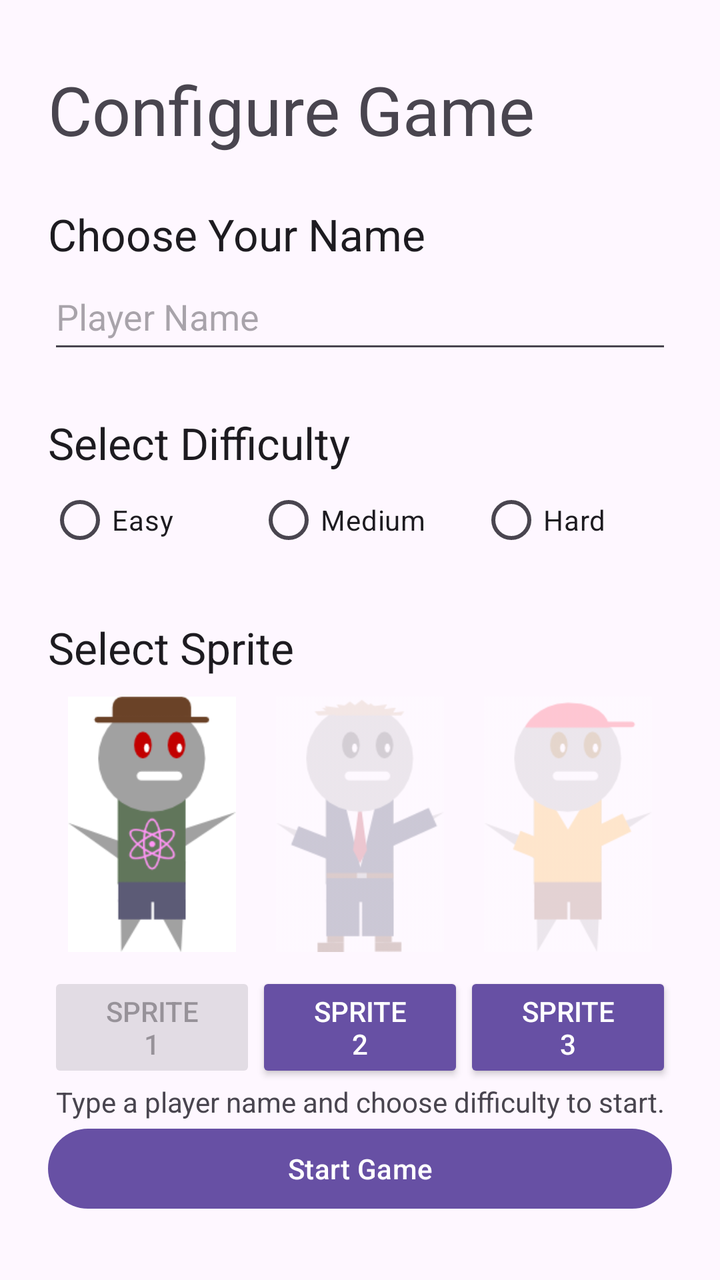
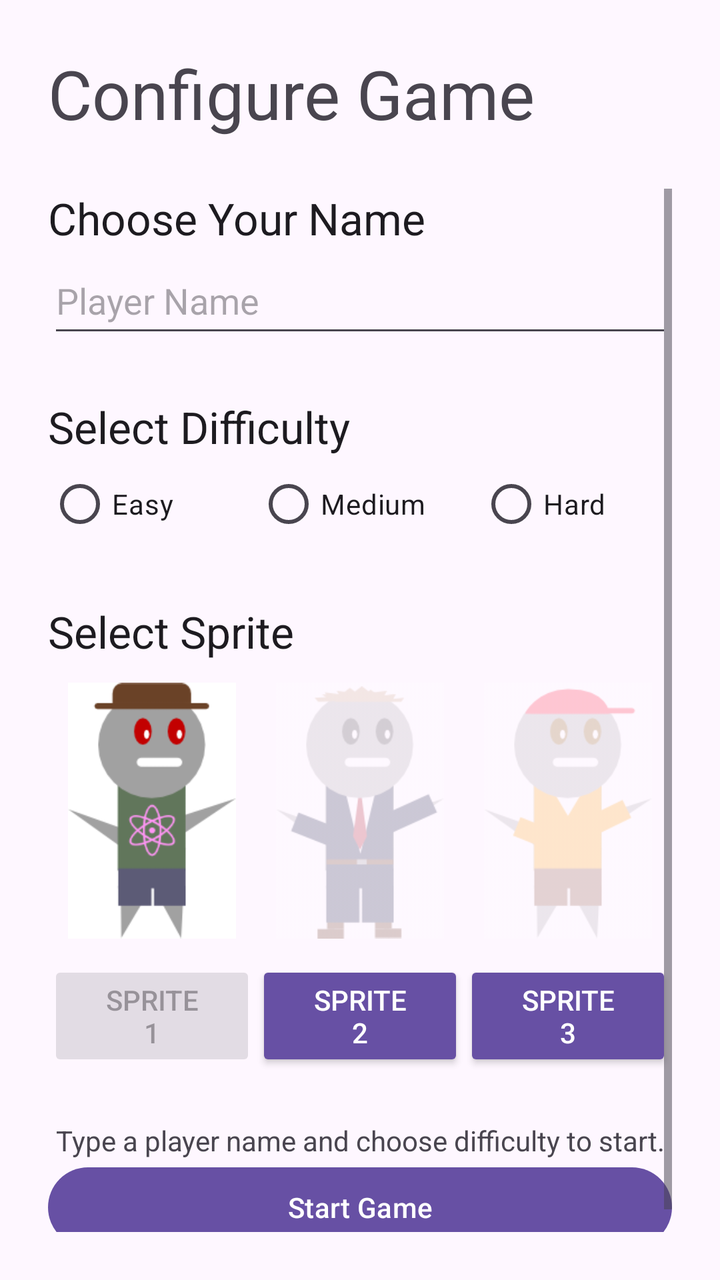

Before-and-after screenshots of an Android layout around one commit, followed by the original layout XML and the change that was made.
<!-- AndroidManifest.xml: application theme Theme.CS2340C_Team28 -->
<!-- res/layout/activity_config_screen.xml -->
<?xml version="1.0" encoding="utf-8"?>
<androidx.constraintlayout.widget.ConstraintLayout xmlns:android="http://schemas.android.com/apk/res/android"
    xmlns:app="http://schemas.android.com/apk/res-auto"
    xmlns:tools="http://schemas.android.com/tools"
    android:layout_width="match_parent"
    android:layout_height="match_parent"
    tools:context=".activities.ConfigScreenActivity">

    <LinearLayout
        android:layout_width="0dp"
        android:layout_height="0dp"
        android:layout_marginStart="24dp"
        android:layout_marginTop="32dp"
        android:layout_marginEnd="24dp"
        android:layout_marginBottom="32dp"
        android:orientation="vertical"
        app:layout_constraintBottom_toBottomOf="parent"
        app:layout_constraintEnd_toEndOf="parent"
        app:layout_constraintStart_toStartOf="parent"
        app:layout_constraintTop_toTopOf="parent">

        <TextView
            android:id="@+id/textView2"
            android:layout_width="match_parent"
            android:layout_height="wrap_content"
            android:text="Configure Game"
            android:textAppearance="@style/TextAppearance.AppCompat.Display1" />

        <Space
            android:layout_width="match_parent"
            android:layout_height="25dp" />

        <TextView
            android:id="@+id/textView5"
            android:layout_width="match_parent"
            android:layout_height="wrap_content"
            android:text="Choose Your Name"
            android:textAppearance="@style/TextAppearance.AppCompat.Large" />

        <EditText
            android:id="@+id/playerNameEditText"
            android:layout_width="match_parent"
            android:layout_height="50dp"
            android:ems="10"
            android:hint="Player Name"
            android:imeOptions="actionDone"
            android:importantForAccessibility="no"
            android:inputType="text" />

        <Space
            android:layout_width="match_parent"
            android:layout_height="25dp" />

        <TextView
            android:id="@+id/textView4"
            android:layout_width="match_parent"
            android:layout_height="wrap_content"
            android:text="Select Difficulty"
            android:textAppearance="@style/TextAppearance.AppCompat.Large" />

        <RadioGroup
            android:id="@+id/radioGroup"
            android:layout_width="match_parent"
            android:layout_height="wrap_content"
            android:orientation="horizontal">

            <RadioButton
                android:id="@+id/radioButton1"
                android:layout_width="102dp"
                android:layout_height="wrap_content"
                android:layout_weight="1"
                android:text="Easy" />

            <RadioButton
                android:id="@+id/radioButton2"
                android:layout_width="109dp"
                android:layout_height="wrap_content"
                android:layout_weight="1"
                android:text="Medium" />

            <RadioButton
                android:id="@+id/radioButton3"
                android:layout_width="94dp"
                android:layout_height="wrap_content"
                android:layout_weight="1"
                android:text="Hard" />
        </RadioGroup>

        <Space
            android:layout_width="match_parent"
            android:layout_height="25dp" />

        <TextView
            android:id="@+id/textView6"
            android:layout_width="match_parent"
            android:layout_height="wrap_content"
            android:text="Select Sprite"
            android:textAppearance="@style/TextAppearance.AppCompat.Large" />

        <LinearLayout
            android:layout_width="match_parent"
            android:layout_height="wrap_content"
            android:orientation="horizontal">

            <LinearLayout
                android:layout_width="match_parent"
                android:layout_height="match_parent"
                android:layout_weight="1"
                android:orientation="vertical">

                <ImageView
                    android:id="@+id/spriteView1"
                    android:layout_width="match_parent"
                    android:layout_height="wrap_content"
                    android:adjustViewBounds="true"
                    android:alpha="1.0"
                    android:padding="10dp"
                    android:scaleType="fitCenter"
                    android:src="@drawable/person1" />

                <Button
                    android:id="@+id/spriteButton1"
                    style="@style/Widget.AppCompat.Button.Colored"
                    android:layout_width="match_parent"
                    android:layout_height="wrap_content"
                    android:enabled="false"
                    android:text="Sprite 1" />
            </LinearLayout>

            <LinearLayout
                android:layout_width="match_parent"
                android:layout_height="match_parent"
                android:layout_weight="1"
                android:orientation="vertical">

                <ImageView
                    android:id="@+id/spriteView2"
                    android:layout_width="match_parent"
                    android:layout_height="wrap_content"
                    android:adjustViewBounds="true"
                    android:alpha="0.2"
                    android:padding="10dp"
                    android:scaleType="fitCenter"
                    android:src="@drawable/person2" />

                <Button
                    android:id="@+id/spriteButton2"
                    style="@style/Widget.AppCompat.Button.Colored"
                    android:layout_width="match_parent"
                    android:layout_height="wrap_content"
                    android:text="Sprite 2" />
            </LinearLayout>

            <LinearLayout
                android:layout_width="match_parent"
                android:layout_height="match_parent"
                android:layout_weight="1"
                android:orientation="vertical">

                <ImageView
                    android:id="@+id/spriteView3"
                    android:layout_width="match_parent"
                    android:layout_height="wrap_content"
                    android:adjustViewBounds="true"
                    android:alpha="0.2"
                    android:padding="10dp"
                    android:scaleType="fitCenter"
                    android:src="@drawable/person3" />

                <Button
                    android:id="@+id/spriteButton3"
                    style="@style/Widget.AppCompat.Button.Colored"
                    android:layout_width="match_parent"
                    android:layout_height="wrap_content"
                    android:text="Sprite 3" />
            </LinearLayout>
        </LinearLayout>

        <Space
            android:layout_width="match_parent"
            android:layout_height="25dp"
            android:layout_weight="1" />

        <TextView
            android:id="@+id/startHint"
            android:layout_width="match_parent"
            android:layout_height="wrap_content"
            android:gravity="center"
            android:text="Type a player name and choose difficulty to start." />

        <Button
            android:id="@+id/startGameButton"
            android:layout_width="match_parent"
            android:layout_height="wrap_content"
            android:text="Start Game" />

    </LinearLayout>
</androidx.constraintlayout.widget.ConstraintLayout>
<!-- resources referenced by this layout -->
<resources>
  <!-- drawable person1: png bitmap (drawable, 8835 bytes) -->
  <!-- drawable person2: png bitmap (drawable, 7251 bytes) -->
  <!-- drawable person3: png bitmap (drawable, 6355 bytes) -->
  <style name="Theme.CS2340C_Team28" parent="Theme.MaterialComponents.DayNight.DarkActionBar">
          
          <item name="colorPrimary">@color/purple_500</item>
          <item name="colorPrimaryVariant">@color/purple_700</item>
          <item name="colorOnPrimary">@color/white</item>
          
          <item name="colorSecondary">@color/teal_200</item>
          <item name="colorSecondaryVariant">@color/teal_700</item>
          <item name="colorOnSecondary">@color/black</item>
          
          <item name="android:statusBarColor">?attr/colorPrimaryVariant</item>
          
      </style>
  <color name="purple_500">#FF6200EE</color>
  <color name="purple_700">#FF3700B3</color>
  <color name="white">#FFFFFFFF</color>
  <color name="teal_200">#FF03DAC5</color>
  <color name="teal_700">#FF018786</color>
  <color name="black">#FF000000</color>
</resources>

<!-- the commit's change to res/layout/activity_config_screen.xml (unified diff, before → after) -->
@@ -7,12 +7,12 @@
     tools:context=".activities.ConfigScreenActivity">
 
     <LinearLayout
-        android:layout_width="0dp"
-        android:layout_height="0dp"
+        android:layout_width="match_parent"
+        android:layout_height="match_parent"
         android:layout_marginStart="24dp"
-        android:layout_marginTop="32dp"
+        android:layout_marginTop="24dp"
         android:layout_marginEnd="24dp"
-        android:layout_marginBottom="32dp"
+        android:layout_marginBottom="24dp"
         android:orientation="vertical"
         app:layout_constraintBottom_toBottomOf="parent"
         app:layout_constraintEnd_toEndOf="parent"
@@ -30,169 +30,181 @@
             android:layout_width="match_parent"
             android:layout_height="25dp" />
 
-        <TextView
-            android:id="@+id/textView5"
+        <ScrollView
             android:layout_width="match_parent"
-            android:layout_height="wrap_content"
-            android:text="Choose Your Name"
-            android:textAppearance="@style/TextAppearance.AppCompat.Large" />
-
-        <EditText
-            android:id="@+id/playerNameEditText"
-            android:layout_width="match_parent"
-            android:layout_height="50dp"
-            android:ems="10"
-            android:hint="Player Name"
-            android:imeOptions="actionDone"
-            android:importantForAccessibility="no"
-            android:inputType="text" />
-
-        <Space
-            android:layout_width="match_parent"
-            android:layout_height="25dp" />
-
-        <TextView
-            android:id="@+id/textView4"
-            android:layout_width="match_parent"
-            android:layout_height="wrap_content"
-            android:text="Select Difficulty"
-            android:textAppearance="@style/TextAppearance.AppCompat.Large" />
-
-        <RadioGroup
-            android:id="@+id/radioGroup"
-            android:layout_width="match_parent"
-            android:layout_height="wrap_content"
-            android:orientation="horizontal">
-
-            <RadioButton
-                android:id="@+id/radioButton1"
-                android:layout_width="102dp"
-                android:layout_height="wrap_content"
-                android:layout_weight="1"
-                android:text="Easy" />
-
-            <RadioButton
-                android:id="@+id/radioButton2"
-                android:layout_width="109dp"
-                android:layout_height="wrap_content"
-                android:layout_weight="1"
-                android:text="Medium" />
-
-            <RadioButton
-                android:id="@+id/radioButton3"
-                android:layout_width="94dp"
-                android:layout_height="wrap_content"
-                android:layout_weight="1"
-                android:text="Hard" />
-        </RadioGroup>
-
-        <Space
-            android:layout_width="match_parent"
-            android:layout_height="25dp" />
-
-        <TextView
-            android:id="@+id/textView6"
-            android:layout_width="match_parent"
-            android:layout_height="wrap_content"
-            android:text="Select Sprite"
-            android:textAppearance="@style/TextAppearance.AppCompat.Large" />
-
-        <LinearLayout
-            android:layout_width="match_parent"
-            android:layout_height="wrap_content"
-            android:orientation="horizontal">
+            android:layout_height="match_parent">
 
             <LinearLayout
                 android:layout_width="match_parent"
-                android:layout_height="match_parent"
-                android:layout_weight="1"
+                android:layout_height="wrap_content"
                 android:orientation="vertical">
 
-                <ImageView
-                    android:id="@+id/spriteView1"
-                    android:layout_width="match_parent"
-                    android:layout_height="wrap_content"
-                    android:adjustViewBounds="true"
-                    android:alpha="1.0"
-                    android:padding="10dp"
-                    android:scaleType="fitCenter"
-                    android:src="@drawable/person1" />
+                <TextView
+                    android:id="@+id/textView5"
+                    android:layout_width="match_parent"
+                    android:layout_height="wrap_content"
+                    android:text="Choose Your Name"
+                    android:textAppearance="@style/TextAppearance.AppCompat.Large" />
+
+                <EditText
+                    android:id="@+id/playerNameEditText"
+                    android:layout_width="match_parent"
+                    android:layout_height="50dp"
+                    android:ems="10"
+                    android:hint="Player Name"
+                    android:imeOptions="actionDone"
+                    android:importantForAccessibility="no"
+                    android:inputType="text" />
+
+                <Space
+                    android:layout_width="match_parent"
+                    android:layout_height="25dp" />
+
+                <TextView
+                    android:id="@+id/textView4"
+                    android:layout_width="match_parent"
+                    android:layout_height="wrap_content"
+                    android:text="Select Difficulty"
+                    android:textAppearance="@style/TextAppearance.AppCompat.Large" />
+
+                <RadioGroup
+                    android:id="@+id/radioGroup"
+                    android:layout_width="match_parent"
+                    android:layout_height="wrap_content"
+                    android:orientation="horizontal">
+
+                    <RadioButton
+                        android:id="@+id/radioButton1"
+                        android:layout_width="102dp"
+                        android:layout_height="wrap_content"
+                        android:layout_weight="1"
+                        android:text="Easy" />
+
+                    <RadioButton
+                        android:id="@+id/radioButton2"
+                        android:layout_width="109dp"
+                        android:layout_height="wrap_content"
+                        android:layout_weight="1"
+                        android:text="Medium" />
+
+                    <RadioButton
+                        android:id="@+id/radioButton3"
+                        android:layout_width="94dp"
+                        android:layout_height="wrap_content"
+                        android:layout_weight="1"
+                        android:text="Hard" />
+                </RadioGroup>
+
+                <Space
+                    android:layout_width="match_parent"
+                    android:layout_height="25dp" />
+
+                <TextView
+                    android:id="@+id/textView6"
+                    android:layout_width="match_parent"
+                    android:layout_height="wrap_content"
+                    android:text="Select Sprite"
+                    android:textAppearance="@style/TextAppearance.AppCompat.Large" />
+
+                <LinearLayout
+                    android:layout_width="match_parent"
+                    android:layout_height="wrap_content"
+                    android:orientation="horizontal">
+
+                    <LinearLayout
+                        android:layout_width="match_parent"
+                        android:layout_height="match_parent"
+                        android:layout_weight="1"
+                        android:orientation="vertical">
+
+                        <ImageView
+                            android:id="@+id/spriteView1"
+                            android:layout_width="match_parent"
+                            android:layout_height="150dp"
+                            android:adjustViewBounds="true"
+                            android:alpha="1.0"
+                            android:padding="10dp"
+                            android:scaleType="fitCenter"
+                            android:src="@drawable/person1" />
+
+                        <Button
+                            android:id="@+id/spriteButton1"
+                            style="@style/Widget.AppCompat.Button.Colored"
+                            android:layout_width="match_parent"
+                            android:layout_height="wrap_content"
+                            android:enabled="false"
+                            android:text="Sprite 1" />
+                    </LinearLayout>
+
+                    <LinearLayout
+                        android:layout_width="match_parent"
+                        android:layout_height="match_parent"
+                        android:layout_weight="1"
+                        android:orientation="vertical">
+
+                        <ImageView
+                            android:id="@+id/spriteView2"
+                            android:layout_width="match_parent"
+                            android:layout_height="150dp"
+                            android:adjustViewBounds="true"
+                            android:alpha="0.2"
+                            android:padding="10dp"
+                            android:scaleType="fitCenter"
+                            android:src="@drawable/person2" />
+
+                        <Button
+                            android:id="@+id/spriteButton2"
+                            style="@style/Widget.AppCompat.Button.Colored"
+                            android:layout_width="match_parent"
+                            android:layout_height="wrap_content"
+                            android:text="Sprite 2" />
+                    </LinearLayout>
+
+                    <LinearLayout
+                        android:layout_width="match_parent"
+                        android:layout_height="match_parent"
+                        android:layout_weight="1"
+                        android:orientation="vertical">
+
+                        <ImageView
+                            android:id="@+id/spriteView3"
+                            android:layout_width="match_parent"
+                            android:layout_height="150dp"
+                            android:adjustViewBounds="true"
+                            android:alpha="0.2"
+                            android:padding="10dp"
+                            android:scaleType="fitCenter"
+                            android:src="@drawable/person3" />
+
+                        <Button
+                            android:id="@+id/spriteButton3"
+                            style="@style/Widget.AppCompat.Button.Colored"
+                            android:layout_width="match_parent"
+                            android:layout_height="wrap_content"
+                            android:text="Sprite 3" />
+                    </LinearLayout>
+                </LinearLayout>
+
+                <Space
+                    android:layout_width="match_parent"
+                    android:layout_height="25dp"
+                    android:layout_weight="1" />
+
+                <TextView
+                    android:id="@+id/startHint"
+                    android:layout_width="match_parent"
+                    android:layout_height="wrap_content"
+                    android:gravity="center"
+                    android:text="Type a player name and choose difficulty to start." />
 
                 <Button
-                    android:id="@+id/spriteButton1"
-                    style="@style/Widget.AppCompat.Button.Colored"
-                    android:layout_width="match_parent"
-                    android:layout_height="wrap_content"
-                    android:enabled="false"
-                    android:text="Sprite 1" />
+                    android:id="@+id/startGameButton"
+                    android:layout_width="match_parent"
+                    android:layout_height="wrap_content"
+                    android:text="Start Game" />
+
             </LinearLayout>
-
-            <LinearLayout
-                android:layout_width="match_parent"
-                android:layout_height="match_parent"
-                android:layout_weight="1"
-                android:orientation="vertical">
-
-                <ImageView
-                    android:id="@+id/spriteView2"
-                    android:layout_width="match_parent"
-                    android:layout_height="wrap_content"
-                    android:adjustViewBounds="true"
-                    android:alpha="0.2"
-                    android:padding="10dp"
-                    android:scaleType="fitCenter"
-                    android:src="@drawable/person2" />
-
-                <Button
-                    android:id="@+id/spriteButton2"
-                    style="@style/Widget.AppCompat.Button.Colored"
-                    android:layout_width="match_parent"
-                    android:layout_height="wrap_content"
-                    android:text="Sprite 2" />
-            </LinearLayout>
-
-            <LinearLayout
-                android:layout_width="match_parent"
-                android:layout_height="match_parent"
-                android:layout_weight="1"
-                android:orientation="vertical">
-
-                <ImageView
-                    android:id="@+id/spriteView3"
-                    android:layout_width="match_parent"
-                    android:layout_height="wrap_content"
-                    android:adjustViewBounds="true"
-                    android:alpha="0.2"
-                    android:padding="10dp"
-                    android:scaleType="fitCenter"
-                    android:src="@drawable/person3" />
-
-                <Button
-                    android:id="@+id/spriteButton3"
-                    style="@style/Widget.AppCompat.Button.Colored"
-                    android:layout_width="match_parent"
-                    android:layout_height="wrap_content"
-                    android:text="Sprite 3" />
-            </LinearLayout>
-        </LinearLayout>
-
-        <Space
-            android:layout_width="match_parent"
-            android:layout_height="25dp"
-            android:layout_weight="1" />
-
-        <TextView
-            android:id="@+id/startHint"
-            android:layout_width="match_parent"
-            android:layout_height="wrap_content"
-            android:gravity="center"
-            android:text="Type a player name and choose difficulty to start." />
-
-        <Button
-            android:id="@+id/startGameButton"
-            android:layout_width="match_parent"
-            android:layout_height="wrap_content"
-            android:text="Start Game" />
-
+        </ScrollView>
     </LinearLayout>
+
 </androidx.constraintlayout.widget.ConstraintLayout>
